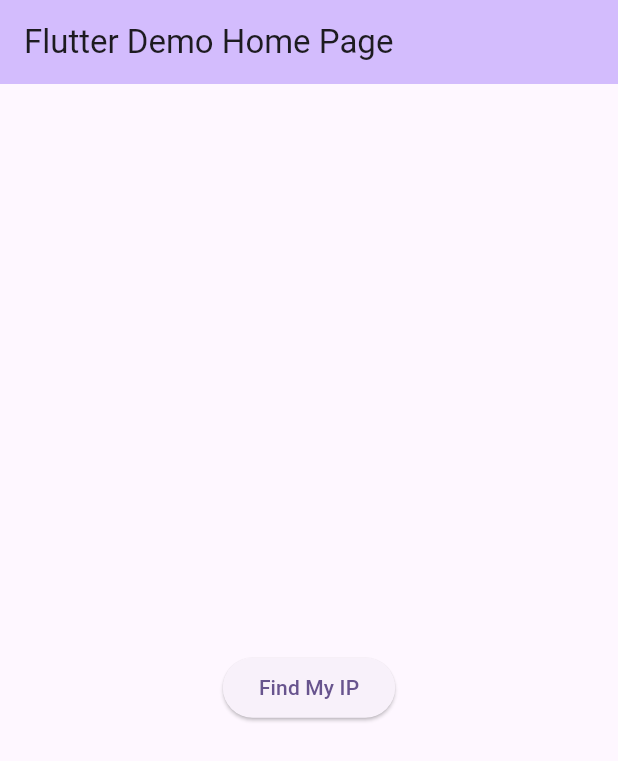
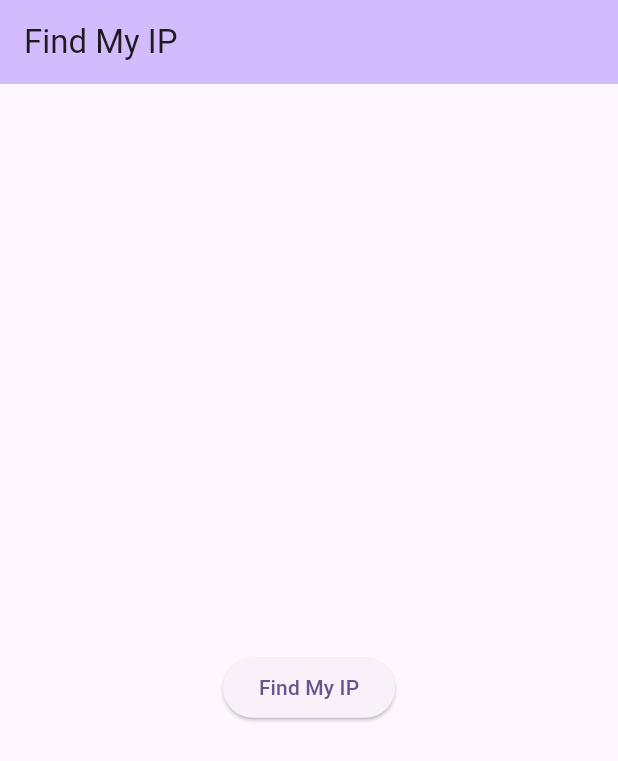
Before and after one commit to anoochit/whatismyip, a Flutter app: the screen it shows after launch, on a phone screen of 412 x 824 dp. Shown: the top 761 px of the screen. Run offline on Flutter 3.47's test engine with Material 3 defaults, Android fonts, the phone set to English and light mode, and no system bars.

Commit message:
add screenshots

```diff
--- a/example/lib/main.dart
+++ b/example/lib/main.dart
@@ -15,11 +15,12 @@ class MyApp extends StatelessWidget {
   @override
   Widget build(BuildContext context) {
     return MaterialApp(
+      debugShowCheckedModeBanner: false,
       title: 'Flutter Demo',
       theme: ThemeData(
         colorScheme: ColorScheme.fromSeed(seedColor: Colors.deepPurple),
       ),
-      home: const MyHomePage(title: 'Flutter Demo Home Page'),
+      home: const MyHomePage(title: 'Find My IP'),
     );
   }
 }
```
Also changed, not shown: 2 other files.
